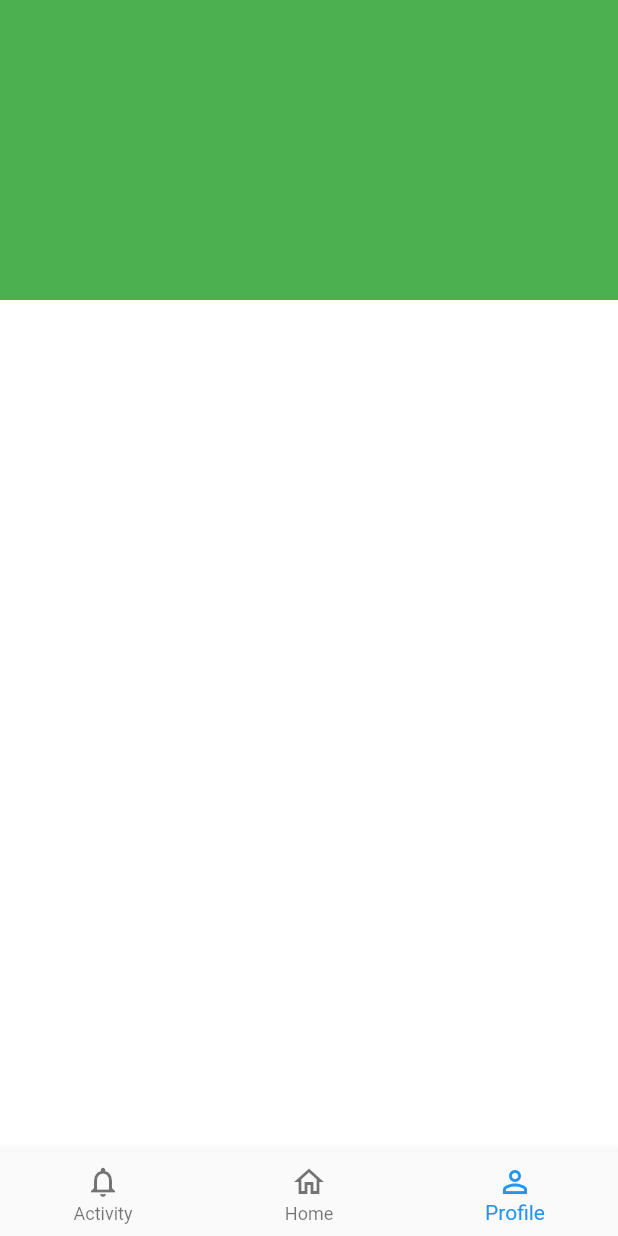
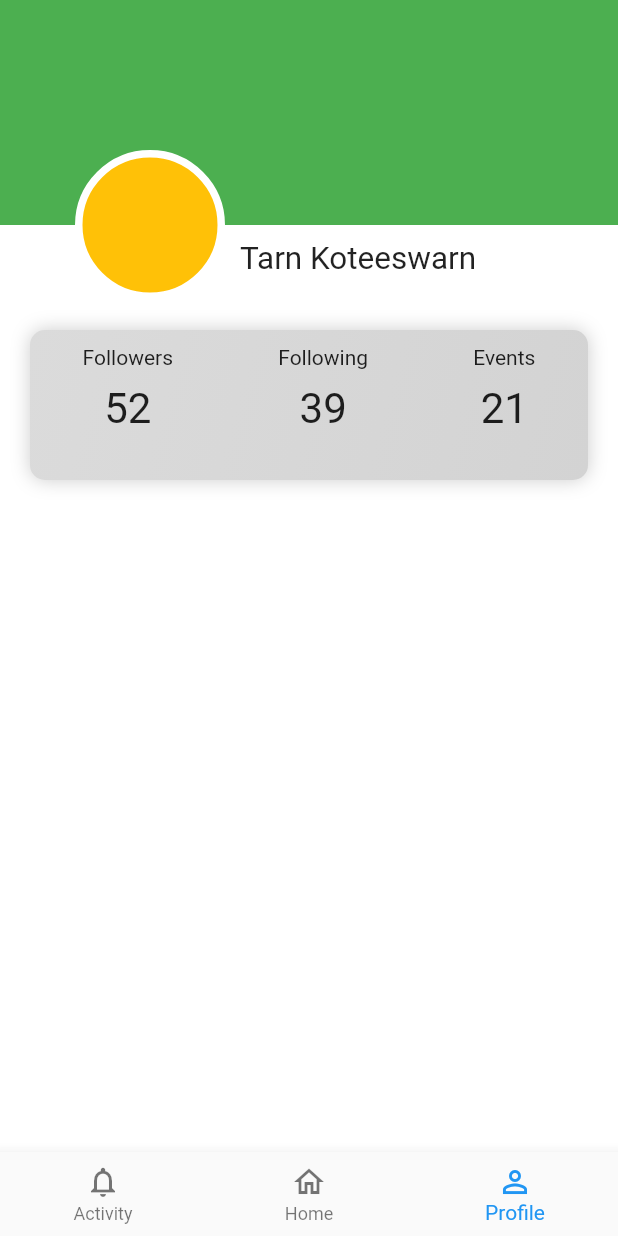
Before and after one commit to tkkotee/Oxford-Hack-22, a Flutter app: the screen it shows after launch, item 3 of the bottom bar chosen, on a phone screen of 412 x 824 dp. Run offline on Flutter 3.47's test engine with Material 2 defaults, Android fonts, the light colour scheme and no system bars.

Commit message:
TK: Added to profile page

```diff
--- a/oxford_hack_flutter/lib/ui/pages/activity.dart
+++ b/oxford_hack_flutter/lib/ui/pages/activity.dart
@@ -24,11 +24,31 @@ class _ActivityPageState extends State<ActivityPage> {
   _retrieveInfo() async {
     info = [];
 
-    Map<String, dynamic> response = json.decode(
-        (await client.get(Uri.parse('http://efda-192-76-8-95.ngrok.io/users/'))).body);
+    // Map<String, dynamic> response = json.decode((await client.get(
+    //   Uri.parse("http://efda-192-76-8-95.ngrok.io/users/"),
+    //   headers: {
+    //     'Content-type': 'application/json',
+    //     'Accept': 'application/json',
+    //     'Authorization' : 'Token 080a54b93b8e53356d4c4a65092c81b0efd4fafa'
+    //   },
+    // ))
+    //     .body);
+
+    // info = response.values.map((e) => e.toString()).toList();
+    // print(info);
+    // print(response);
+
+     Map<String, dynamic> response = json.decode((await client.post(
+      Uri.parse("http://efda-192-76-8-95.ngrok.io/api-token-auth/"),
+      headers: {
+        'Content-type': 'application/json',
+        'Accept': 'application/json',
+        'Authorization' : base64.encode(utf8.encode('admin:admin'))
+      },
+    ))
+        .body);
 
     info = response.values.map((e) => e.toString()).toList();
-    print(info);
     print(response);
   }
 
--- a/oxford_hack_flutter/lib/ui/pages/profile_page.dart
+++ b/oxford_hack_flutter/lib/ui/pages/profile_page.dart
@@ -6,18 +6,101 @@ class ProfilePage extends StatelessWidget {
   @override
   Widget build(BuildContext context) {
     return Column(
+      mainAxisAlignment: MainAxisAlignment.start,
+      crossAxisAlignment: CrossAxisAlignment.center,
       children: [
         Stack(
+          clipBehavior: Clip.none,
           children: [
             Container(
               height: 200,
+              color: Colors.transparent,
+            ),
+            Container(
+              height: 150,
               color: Colors.green,
             ),
+            Positioned(
+              left: 50,
+              top: 100,
+              child: Container(
+                height: 100,
+                width: 100,
+                decoration: BoxDecoration(
+                    shape: BoxShape.circle,
+                    color: Colors.amber,
+                    border: Border.all(color: Colors.white, width: 5)),
+              ),
+            ),
+            const Positioned(
+              left: 150,
+              top: 150,
+              child: Padding(
+                padding: EdgeInsets.fromLTRB(10, 10, 0, 0),
+                child: Text('Tarn Koteeswarn', textScaleFactor: 1.5),
+              ),
+            )
           ],
         ),
-        Container(
-
-        )
+        const SizedBox(height: 20),
+        Padding(
+          padding: const EdgeInsets.symmetric(horizontal: 20),
+          child: Container(
+            padding: EdgeInsets.symmetric(vertical: 10),
+            height: 100,
+            decoration: BoxDecoration(
+              borderRadius: BorderRadius.circular(10),
+              gradient: const LinearGradient(
+                colors: [
+                  Color.fromARGB(255, 219, 219, 219),
+                  Color.fromARGB(255, 211, 211, 211)
+                ],
+                begin: Alignment.topLeft,
+                end: Alignment.bottomRight
+              ),
+               boxShadow: [
+                BoxShadow(
+                  color: Colors.black.withOpacity(0.2),
+                  blurRadius: 10,
+                  spreadRadius: 0,
+                ),
+              ],
+            ),
+            child: Row(
+              mainAxisAlignment: MainAxisAlignment.spaceAround,
+              crossAxisAlignment: CrossAxisAlignment.start,
+              children: [
+                Column(
+                  children: const [
+                    Padding(
+                      padding: EdgeInsets.fromLTRB(0,0,0,10),
+                      child: Text('Followers'),
+                    ),
+                    Text('52', textScaleFactor: 2,)
+                  ],
+                ),
+                Column(
+                  children: const [
+                    Padding(
+                      padding: EdgeInsets.fromLTRB(0,0,0,10),
+                      child: Text('Following'),
+                    ),
+                    Text('39', textScaleFactor: 2)
+                  ],
+                ),
+                Column(
+                  children: const [
+                    Padding(
+                      padding: EdgeInsets.fromLTRB(0,0,0,10),
+                      child: Text('Events'),
+                    ),
+                    Text('21', textScaleFactor: 2)
+                  ],
+                ),
+              ],
+            ),
+          ),
+        ),
       ],
     );
   }
```
